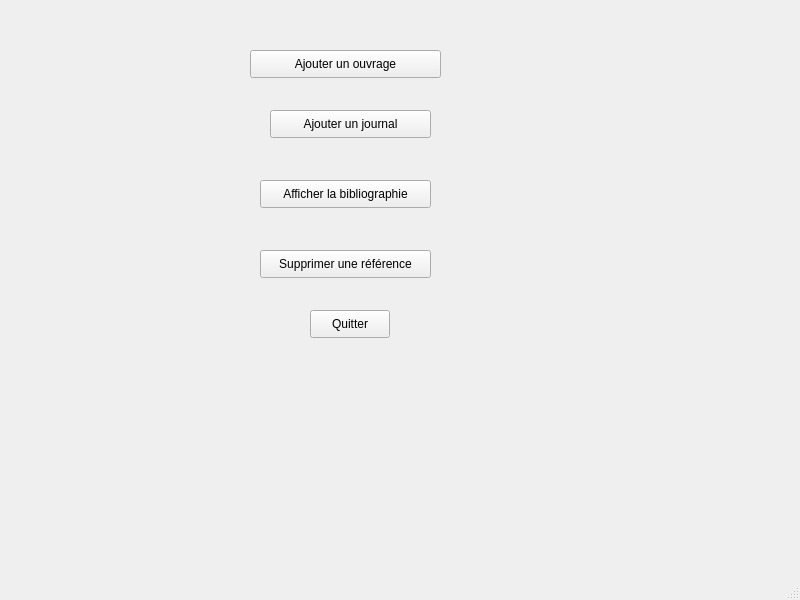
Qt form GestionReferenceGUI/gestionreferencegui.ui (Pasqual24/test3) before a commit.
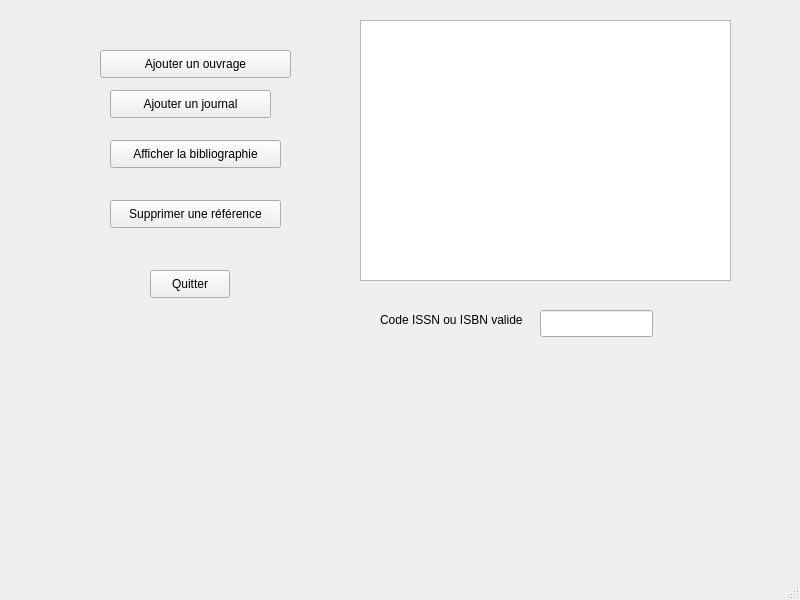
The same form after that commit.

Diff of the .ui file:
```diff
--- a/GestionReferenceGUI/gestionreferencegui.ui
+++ b/GestionReferenceGUI/gestionreferencegui.ui
@@ -17,8 +17,8 @@
    <widget class="QPushButton" name="quitter">
     <property name="geometry">
      <rect>
-      <x>310</x>
-      <y>310</y>
+      <x>150</x>
+      <y>270</y>
       <width>80</width>
       <height>28</height>
      </rect>
@@ -30,7 +30,7 @@
    <widget class="QPushButton" name="ajouterOuvrage">
     <property name="geometry">
      <rect>
-      <x>250</x>
+      <x>100</x>
       <y>50</y>
       <width>191</width>
       <height>28</height>
@@ -43,8 +43,8 @@
    <widget class="QPushButton" name="ajouterJournal">
     <property name="geometry">
      <rect>
-      <x>270</x>
-      <y>110</y>
+      <x>110</x>
+      <y>90</y>
       <width>161</width>
       <height>28</height>
      </rect>
@@ -56,8 +56,8 @@
    <widget class="QPushButton" name="supprimerReference">
     <property name="geometry">
      <rect>
-      <x>260</x>
-      <y>250</y>
+      <x>110</x>
+      <y>200</y>
       <width>171</width>
       <height>28</height>
      </rect>
@@ -69,8 +69,8 @@
    <widget class="QPushButton" name="affichierBibliographie">
     <property name="geometry">
      <rect>
-      <x>260</x>
-      <y>180</y>
+      <x>110</x>
+      <y>140</y>
       <width>171</width>
       <height>28</height>
      </rect>
@@ -79,6 +79,39 @@
      <string>Afficher la bibliographie</string>
     </property>
    </widget>
+   <widget class="QTextEdit" name="afficherBiblio">
+    <property name="geometry">
+     <rect>
+      <x>360</x>
+      <y>20</y>
+      <width>371</width>
+      <height>261</height>
+     </rect>
+    </property>
+   </widget>
+   <widget class="QLabel" name="identifiantISSNISBN">
+    <property name="geometry">
+     <rect>
+      <x>380</x>
+      <y>310</y>
+      <width>151</width>
+      <height>20</height>
+     </rect>
+    </property>
+    <property name="text">
+     <string>Code ISSN ou ISBN valide</string>
+    </property>
+   </widget>
+   <widget class="QLineEdit" name="identifiantSupprimer">
+    <property name="geometry">
+     <rect>
+      <x>540</x>
+      <y>310</y>
+      <width>113</width>
+      <height>27</height>
+     </rect>
+    </property>
+   </widget>
   </widget>
   <widget class="QMenuBar" name="menubar">
    <property name="geometry">
```
